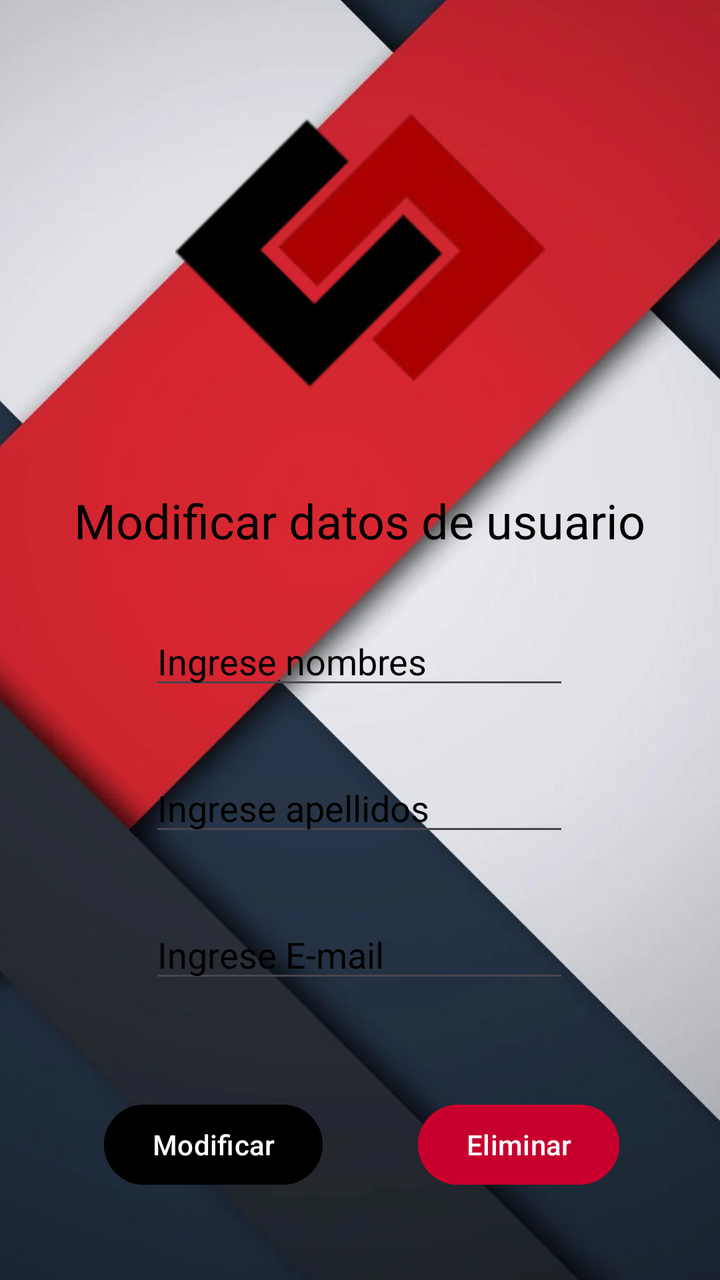
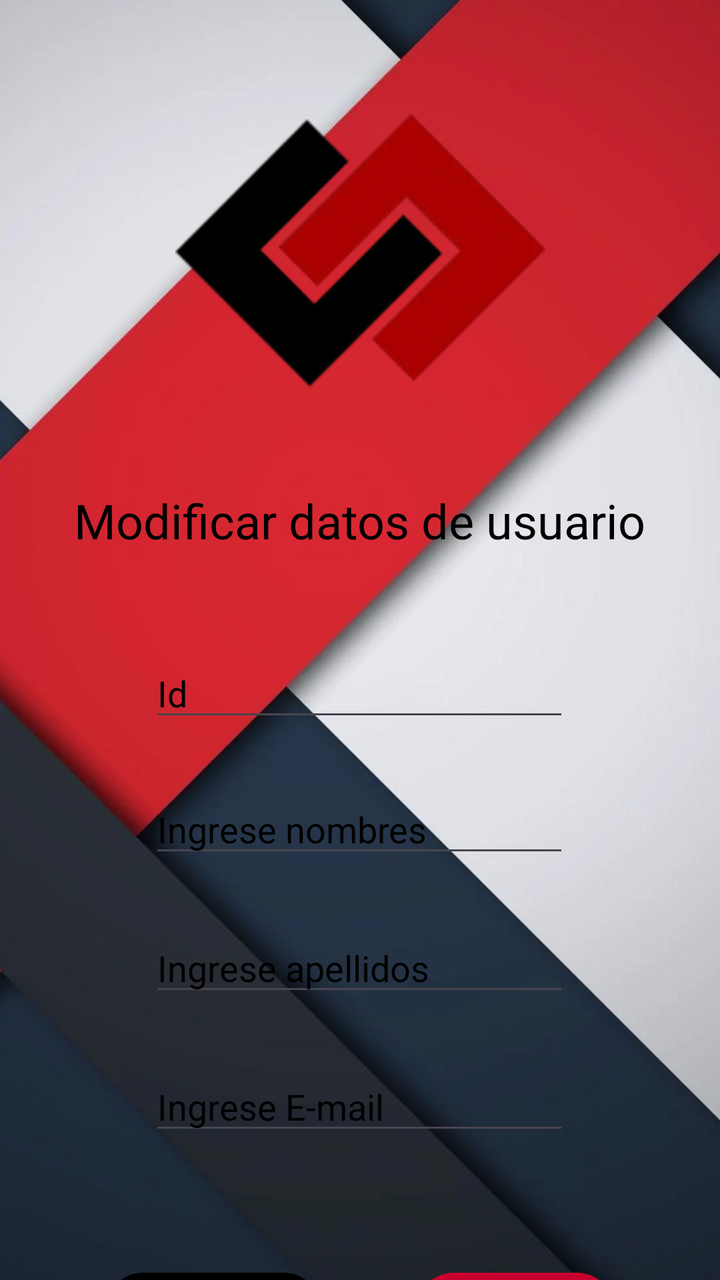

Two renders of the same Android screen: before a commit and after it. Below are the layout's source before the change and the commit's diff.
<!-- AndroidManifest.xml: application theme Theme.EliteCybersecurityHub -->
<!-- res/layout/activity_usuariocrud.xml -->
<?xml version="1.0" encoding="utf-8"?>
<androidx.constraintlayout.widget.ConstraintLayout xmlns:android="http://schemas.android.com/apk/res/android"
    xmlns:app="http://schemas.android.com/apk/res-auto"
    xmlns:tools="http://schemas.android.com/tools"
    android:id="@+id/main"
    android:layout_width="match_parent"
    android:layout_height="match_parent"
    android:background="#090808"
    android:backgroundTint="#000000"
    tools:context=".Usuariocrud">

    <ImageView
        android:id="@+id/imageView16"
        android:layout_width="476dp"
        android:layout_height="879dp"
        app:layout_constraintBottom_toBottomOf="parent"
        app:layout_constraintEnd_toEndOf="parent"
        app:layout_constraintHorizontal_bias="0.676"
        app:layout_constraintStart_toStartOf="parent"
        app:layout_constraintTop_toTopOf="parent"
        app:layout_constraintVertical_bias="0.777"
        app:srcCompat="@drawable/umnbackground" />

    <EditText
        android:id="@+id/modemail"
        android:layout_width="wrap_content"
        android:layout_height="wrap_content"
        android:layout_marginTop="32dp"
        android:ems="10"
        android:hint="Ingrese E-mail"
        android:inputType="textEmailAddress"
        android:textColorHint="#000000"
        app:layout_constraintEnd_toEndOf="parent"
        app:layout_constraintHorizontal_bias="0.497"
        app:layout_constraintStart_toStartOf="parent"
        app:layout_constraintTop_toBottomOf="@+id/modapellido" />

    <EditText
        android:id="@+id/modapellido"
        android:layout_width="wrap_content"
        android:layout_height="wrap_content"
        android:layout_marginTop="32dp"
        android:ems="10"
        android:hint="Ingrese apellidos"
        android:inputType="textEmailAddress"
        android:textColorHint="#000000"
        app:layout_constraintEnd_toEndOf="parent"
        app:layout_constraintHorizontal_bias="0.497"
        app:layout_constraintStart_toStartOf="parent"
        app:layout_constraintTop_toBottomOf="@+id/modnombre" />

    <EditText
        android:id="@+id/modnombre"
        android:layout_width="wrap_content"
        android:layout_height="wrap_content"
        android:layout_marginTop="32dp"
        android:ems="10"
        android:hint="Ingrese nombres"
        android:inputType="textEmailAddress"
        android:textColorHint="#000000"
        app:layout_constraintEnd_toEndOf="parent"
        app:layout_constraintHorizontal_bias="0.497"
        app:layout_constraintStart_toStartOf="parent"
        app:layout_constraintTop_toBottomOf="@+id/correotextolgn3" />

    <TextView
        android:id="@+id/correotextolgn3"
        android:layout_width="wrap_content"
        android:layout_height="wrap_content"
        android:layout_marginTop="32dp"
        android:scrollbarSize="4dp"
        android:text="Modificar datos de usuario"
        android:textColor="#000000"
        android:textSize="24dp"
        app:layout_constraintEnd_toEndOf="parent"
        app:layout_constraintStart_toStartOf="parent"
        app:layout_constraintTop_toBottomOf="@+id/imageView12" />

    <ImageView
        android:id="@+id/imageView12"
        android:layout_width="185dp"
        android:layout_height="176dp"
        android:layout_marginTop="36dp"
        app:layout_constraintEnd_toEndOf="parent"
        app:layout_constraintStart_toStartOf="parent"
        app:layout_constraintTop_toTopOf="parent"
        app:srcCompat="@drawable/umenizulu" />

    <Button
        android:id="@+id/modbtn"
        android:layout_width="wrap_content"
        android:layout_height="wrap_content"
        android:layout_marginTop="52dp"
        android:backgroundTint="#000000"
        android:text="Modificar"
        android:textColor="#FFFFFF"
        android:textColorLink="#FFFFFF"
        app:layout_constraintEnd_toEndOf="parent"
        app:layout_constraintHorizontal_bias="0.208"
        app:layout_constraintStart_toStartOf="parent"
        app:layout_constraintTop_toBottomOf="@+id/modemail" />

    <Button
        android:id="@+id/eliminarbtn"
        android:layout_width="wrap_content"
        android:layout_height="wrap_content"
        android:layout_marginTop="52dp"
        android:backgroundTint="#C8002E"
        android:text="Eliminar"
        android:textColor="#FFFFFF"
        app:layout_constraintEnd_toEndOf="parent"
        app:layout_constraintHorizontal_bias="0.806"
        app:layout_constraintStart_toStartOf="parent"
        app:layout_constraintTop_toBottomOf="@+id/modemail" />
</androidx.constraintlayout.widget.ConstraintLayout>
<!-- resources referenced by this layout -->
<resources>
  <!-- drawable umenizulu: webp bitmap (drawable, 10790 bytes) -->
  <!-- drawable umnbackground: webp bitmap (drawable, 31626 bytes) -->
  <style name="Theme.EliteCybersecurityHub" parent="Base.Theme.EliteCybersecurityHub" />
  <style name="Base.Theme.EliteCybersecurityHub" parent="Theme.Material3.DayNight.NoActionBar">
          
          
      </style>
</resources>

<!-- the commit's change to res/layout/activity_usuariocrud.xml (unified diff, before → after) -->
@@ -15,17 +15,17 @@
         android:layout_height="879dp"
         app:layout_constraintBottom_toBottomOf="parent"
         app:layout_constraintEnd_toEndOf="parent"
-        app:layout_constraintHorizontal_bias="0.676"
+        app:layout_constraintHorizontal_bias="0.646"
         app:layout_constraintStart_toStartOf="parent"
         app:layout_constraintTop_toTopOf="parent"
-        app:layout_constraintVertical_bias="0.777"
+        app:layout_constraintVertical_bias="0.763"
         app:srcCompat="@drawable/umnbackground" />
 
     <EditText
         android:id="@+id/modemail"
         android:layout_width="wrap_content"
         android:layout_height="wrap_content"
-        android:layout_marginTop="32dp"
+        android:layout_marginTop="28dp"
         android:ems="10"
         android:hint="Ingrese E-mail"
         android:inputType="textEmailAddress"
@@ -39,7 +39,7 @@
         android:id="@+id/modapellido"
         android:layout_width="wrap_content"
         android:layout_height="wrap_content"
-        android:layout_marginTop="32dp"
+        android:layout_marginTop="28dp"
         android:ems="10"
         android:hint="Ingrese apellidos"
         android:inputType="textEmailAddress"
@@ -53,7 +53,7 @@
         android:id="@+id/modnombre"
         android:layout_width="wrap_content"
         android:layout_height="wrap_content"
-        android:layout_marginTop="32dp"
+        android:layout_marginTop="116dp"
         android:ems="10"
         android:hint="Ingrese nombres"
         android:inputType="textEmailAddress"
@@ -90,7 +90,7 @@
         android:id="@+id/modbtn"
         android:layout_width="wrap_content"
         android:layout_height="wrap_content"
-        android:layout_marginTop="52dp"
+        android:layout_marginTop="60dp"
         android:backgroundTint="#000000"
         android:text="Modificar"
         android:textColor="#FFFFFF"
@@ -104,12 +104,26 @@
         android:id="@+id/eliminarbtn"
         android:layout_width="wrap_content"
         android:layout_height="wrap_content"
-        android:layout_marginTop="52dp"
+        android:layout_marginTop="60dp"
         android:backgroundTint="#C8002E"
         android:text="Eliminar"
         android:textColor="#FFFFFF"
         app:layout_constraintEnd_toEndOf="parent"
-        app:layout_constraintHorizontal_bias="0.806"
+        app:layout_constraintHorizontal_bias="0.8"
         app:layout_constraintStart_toStartOf="parent"
         app:layout_constraintTop_toBottomOf="@+id/modemail" />
+
+    <EditText
+        android:id="@+id/idtext"
+        android:layout_width="wrap_content"
+        android:layout_height="wrap_content"
+        android:layout_marginTop="48dp"
+        android:ems="10"
+        android:hint="Id"
+        android:inputType="text"
+        android:textColorHint="#000000"
+        app:layout_constraintEnd_toEndOf="parent"
+        app:layout_constraintHorizontal_bias="0.497"
+        app:layout_constraintStart_toStartOf="parent"
+        app:layout_constraintTop_toBottomOf="@+id/correotextolgn3" />
 </androidx.constraintlayout.widget.ConstraintLayout>
